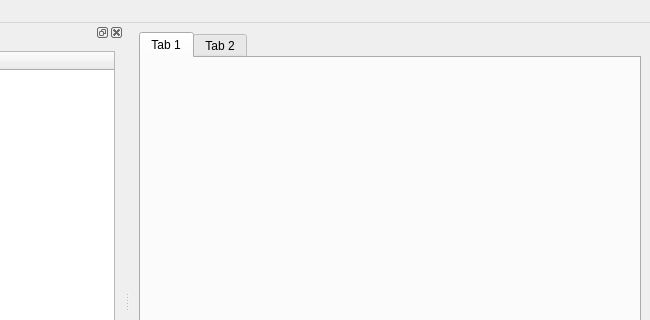
This is UI/mainwindow.ui in forlwow/mysql_connecter as Qt 5 draws it before an edit; both pictures show x 150 to 800 and y 0 to 320 of the 800 by 600 pixel window. The edited form follows.
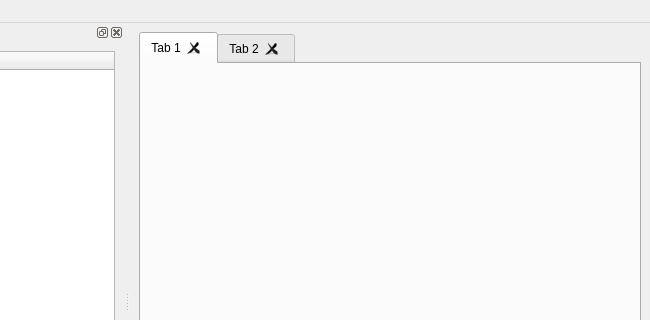
This is the edited form. The open tabs and pages were chosen to show the change.

```diff
--- a/UI/mainwindow.ui
+++ b/UI/mainwindow.ui
@@ -18,7 +18,13 @@
     <item>
      <widget class="QTabWidget" name="tabWidget">
       <property name="currentIndex">
-       <number>1</number>
+       <number>0</number>
+      </property>
+      <property name="tabsClosable">
+       <bool>true</bool>
+      </property>
+      <property name="movable">
+       <bool>true</bool>
       </property>
       <widget class="QWidget" name="tab">
        <attribute name="title">
```
Left out of the diff: 2 changed lines with no effect on the pictures.
